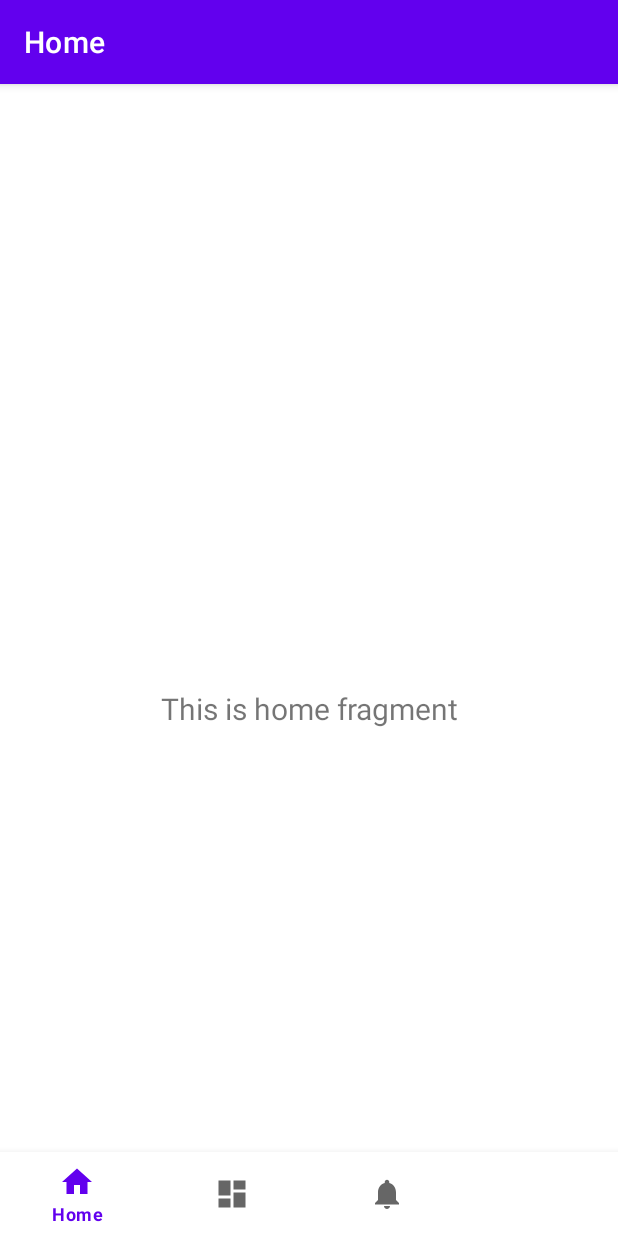
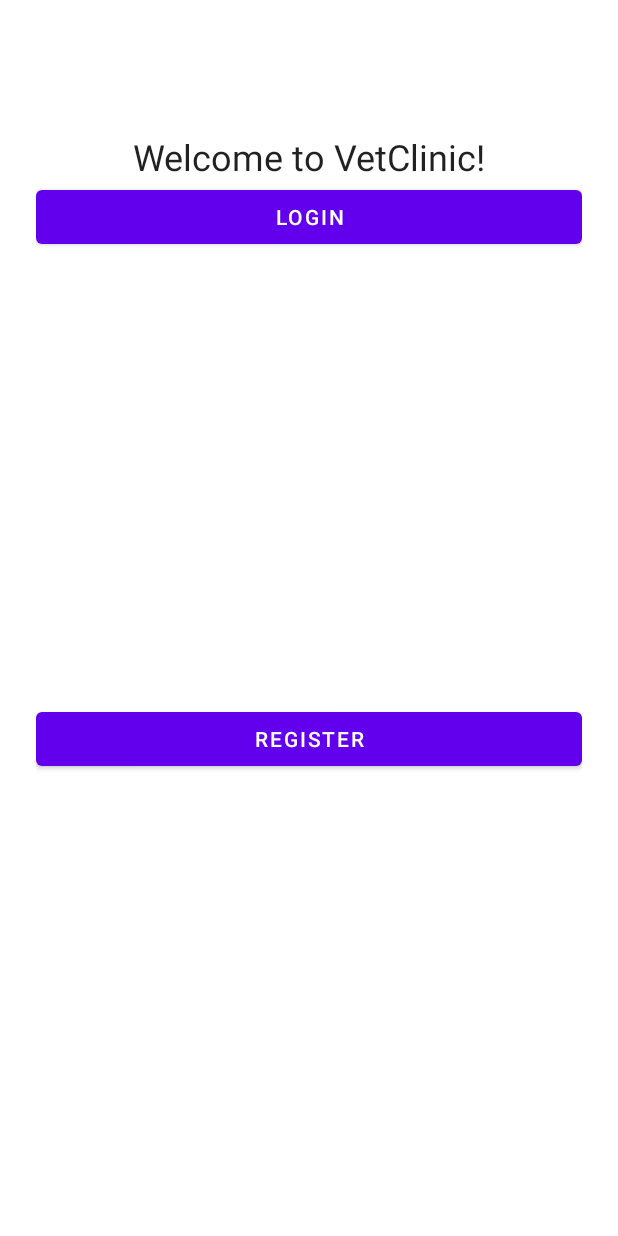
Before and after one commit to randjelaa/vet-clinic-mobile, an Android app: the screen it shows after launch (MainActivity before the commit, WelcomeActivity after it), on a phone screen of 412 x 824 dp. Run offline under Robolectric (Android 15) with nearby library versions, the phone set to English and light mode, and no system bars; our stand-ins replace navigation-ui.

Commit message:
login i register

```diff
--- a/app/build.gradle.kts
+++ b/app/build.gradle.kts
@@ -31,6 +31,7 @@ android {
     }
     buildFeatures {
         viewBinding = true
+        dataBinding = true
     }
 }
 
--- a/app/src/main/AndroidManifest.xml
+++ b/app/src/main/AndroidManifest.xml
@@ -15,6 +15,12 @@
             android:name=".MainActivity"
             android:exported="true"
             android:label="@string/app_name">
+        </activity>
+
+        <activity
+            android:name=".WelcomeActivity"
+            android:exported="true"
+            android:theme="@style/Theme.VetClinic.NoActionBar">
             <intent-filter>
                 <action android:name="android.intent.action.MAIN" />
 
--- /dev/null
+++ b/app/src/main/java/org/unibl/etf/vetclinic/WelcomeActivity.java
@@ -0,0 +1,30 @@
+package org.unibl.etf.vetclinic;
+
+import android.content.Intent;
+import android.content.SharedPreferences;
+import android.os.Bundle;
+
+import androidx.appcompat.app.AppCompatActivity;
+import androidx.navigation.NavController;
+import androidx.navigation.fragment.NavHostFragment;
+import androidx.navigation.ui.NavigationUI;
+
+public class WelcomeActivity extends AppCompatActivity {
+
+    public static final String PREFS_NAME = "VetClinicPrefs";
+    public static final String KEY_LOGGED_IN = "isLoggedIn";
+
+    @Override
+    protected void onCreate(Bundle savedInstanceState) {
+        super.onCreate(savedInstanceState);
+
+        SharedPreferences prefs = getSharedPreferences("VetClinicPrefs", MODE_PRIVATE);
+        if (prefs.getBoolean("isLoggedIn", false)) {
+            Intent intent = new Intent(this, MainActivity.class);
+            startActivity(intent);
+            finish();
+        }
+
+        setContentView(R.layout.activity_welcome);
+    }
+}
--- a/app/src/main/java/org/unibl/etf/vetclinic/data/dao/UserDao.java
+++ b/app/src/main/java/org/unibl/etf/vetclinic/data/dao/UserDao.java
@@ -33,4 +33,7 @@ public interface UserDao {
 
     @Query("SELECT * FROM Users")
     List<User> getAll();
+
+    @Query("SELECT * FROM Users WHERE Email = :email LIMIT 1")
+    User getUserByEmail(String email);
 }
--- /dev/null
+++ b/app/src/main/java/org/unibl/etf/vetclinic/ui/WelcomeFragment.java
@@ -0,0 +1,36 @@
+package org.unibl.etf.vetclinic.ui;
+
+import android.os.Bundle;
+import android.view.LayoutInflater;
+import android.view.View;
+import android.view.ViewGroup;
+import androidx.annotation.NonNull;
+import androidx.annotation.Nullable;
+import androidx.fragment.app.Fragment;
+import androidx.navigation.Navigation;
+import org.unibl.etf.vetclinic.R;
+
+public class WelcomeFragment extends Fragment {
+
+    @Nullable
+    @Override
+    public View onCreateView(@NonNull LayoutInflater inflater,
+                             @Nullable ViewGroup container,
+                             @Nullable Bundle savedInstanceState) {
+        return inflater.inflate(R.layout.fragment_welcome, container, false);
+    }
+
+    @Override
+    public void onViewCreated(@NonNull View view,
+                              @Nullable Bundle savedInstanceState) {
+        super.onViewCreated(view, savedInstanceState);
+
+        view.findViewById(R.id.buttonLogin).setOnClickListener(v ->
+                Navigation.findNavController(view).navigate(R.id.action_welcomeFragment_to_loginFragment)
+        );
+
+        view.findViewById(R.id.buttonRegister).setOnClickListener(v ->
+                Navigation.findNavController(view).navigate(R.id.action_welcomeFragment_to_registerFragment)
+        );
+    }
+}
--- /dev/null
+++ b/app/src/main/res/layout/activity_welcome.xml
@@ -0,0 +1,10 @@
+<?xml version="1.0" encoding="utf-8"?>
+<androidx.fragment.app.FragmentContainerView
+    xmlns:app="http://schemas.android.com/apk/res-auto"
+    xmlns:android="http://schemas.android.com/apk/res/android"
+    android:id="@+id/nav_host_fragment_welcome"
+    android:name="androidx.navigation.fragment.NavHostFragment"
+    android:layout_width="match_parent"
+    android:layout_height="match_parent"
+    app:navGraph="@navigation/welcome_nav_graph"
+    app:defaultNavHost="true" />
--- /dev/null
+++ b/app/src/main/res/layout/fragment_welcome.xml
@@ -0,0 +1,44 @@
+<?xml version="1.0" encoding="utf-8"?>
+<androidx.constraintlayout.widget.ConstraintLayout
+    xmlns:android="http://schemas.android.com/apk/res/android"
+    xmlns:app="http://schemas.android.com/apk/res-auto"
+    android:layout_width="match_parent"
+    android:layout_height="match_parent"
+    android:padding="24dp">
+
+    <TextView
+        android:id="@+id/textViewWelcome"
+        android:layout_width="0dp"
+        android:layout_height="wrap_content"
+        android:text="@string/welcome_message"
+        android:textAppearance="@style/TextAppearance.MaterialComponents.Headline5"
+        android:gravity="center"
+        android:textAlignment="center"
+        android:layout_marginBottom="32dp"
+        android:layout_marginTop="64dp"
+        app:layout_constraintTop_toTopOf="parent"
+        app:layout_constraintBottom_toTopOf="@id/buttonLogin"
+        app:layout_constraintStart_toStartOf="parent"
+        app:layout_constraintEnd_toEndOf="parent" />
+
+    <Button
+        android:id="@+id/buttonLogin"
+        android:layout_width="0dp"
+        android:layout_height="wrap_content"
+        android:text="@string/login"
+        app:layout_constraintTop_toBottomOf="@id/textViewWelcome"
+        app:layout_constraintStart_toStartOf="parent"
+        app:layout_constraintEnd_toEndOf="parent" />
+
+    <Button
+        android:id="@+id/buttonRegister"
+        android:layout_width="0dp"
+        android:layout_height="wrap_content"
+        android:text="@string/register"
+        app:layout_constraintTop_toBottomOf="@id/buttonLogin"
+        app:layout_constraintStart_toStartOf="parent"
+        app:layout_constraintEnd_toEndOf="parent"
+        app:layout_constraintBottom_toBottomOf="parent"
+        android:layout_marginTop="16dp" />
+
+</androidx.constraintlayout.widget.ConstraintLayout>
--- /dev/null
+++ b/app/src/main/res/navigation/welcome_nav_graph.xml
@@ -0,0 +1,32 @@
+<?xml version="1.0" encoding="utf-8"?>
+<navigation xmlns:android="http://schemas.android.com/apk/res/android"
+    xmlns:app="http://schemas.android.com/apk/res-auto"
+    android:id="@+id/welcome_nav_graph"
+    app:startDestination="@id/welcomeFragment">
+
+    <fragment
+        android:id="@+id/welcomeFragment"
+        android:name="org.unibl.etf.vetclinic.ui.WelcomeFragment"
+        android:label="@string/welcome_message" >
+        <action
+            android:id="@+id/action_welcomeFragment_to_loginFragment"
+            app:destination="@id/loginFragment" />
+        <action
+            android:id="@+id/action_welcomeFragment_to_registerFragment"
+            app:destination="@id/registerFragment" />
+    </fragment>
+
+    <fragment
+        android:id="@+id/loginFragment"
+        android:name="org.unibl.etf.vetclinic.ui.LoginFragment"
+        android:label="@string/login" />
+
+    <fragment
+        android:id="@+id/registerFragment"
+        android:name="org.unibl.etf.vetclinic.ui.RegisterFragment"
+        android:label="@string/register">
+    <action
+        android:id="@+id/action_registerFragment_to_loginFragment"
+        app:destination="@id/loginFragment" />
+    </fragment>
+</navigation>
--- a/app/src/main/res/values/strings.xml
+++ b/app/src/main/res/values/strings.xml
@@ -3,4 +3,12 @@
     <string name="title_home">Home</string>
     <string name="title_dashboard">Dashboard</string>
     <string name="title_notifications">Notifications</string>
+
+    <string name="welcome_message">Welcome to VetClinic!</string>
+    <string name="login">Login</string>
+    <string name="register">Register</string>
+    <string name="username">Username</string>
+    <string name="password">Password</string>
+    <string name="email">Email</string>
+
 </resources>
--- a/app/src/main/res/values/themes.xml
+++ b/app/src/main/res/values/themes.xml
@@ -13,4 +13,14 @@
         <item name="android:statusBarColor">?attr/colorPrimaryVariant</item>
         <!-- Customize your theme here. -->
     </style>
+
+    <style name="Theme.VetClinic.NoActionBar" parent="Theme.MaterialComponents.DayNight.NoActionBar">
+        <!-- Customize your theme here -->
+        <item name="colorPrimary">@color/purple_500</item>
+        <item name="colorPrimaryVariant">@color/purple_700</item>
+        <item name="colorOnPrimary">@color/white</item>
+        <item name="colorSecondary">@color/teal_200</item>
+        <item name="colorOnSecondary">@color/black</item>
+    </style>
+
 </resources>
```
Also changed, not shown: app/src/main/java/org/unibl/etf/vetclinic/repository/UserRepository.java (added, +49 -0 lines), app/src/main/java/org/unibl/etf/vetclinic/ui/LoginFragment.java (added, +80 -0 lines), app/src/main/java/org/unibl/etf/vetclinic/ui/RegisterFragment.java (added, +77 -0 lines), app/src/main/java/org/unibl/etf/vetclinic/viewmodel/UserViewModel.java (added, +28 -0 lines), app/src/main/res/layout/fragment_login.xml (added, +39 -0 lines), app/src/main/res/layout/fragment_register.xml (added, +49 -0 lines).
